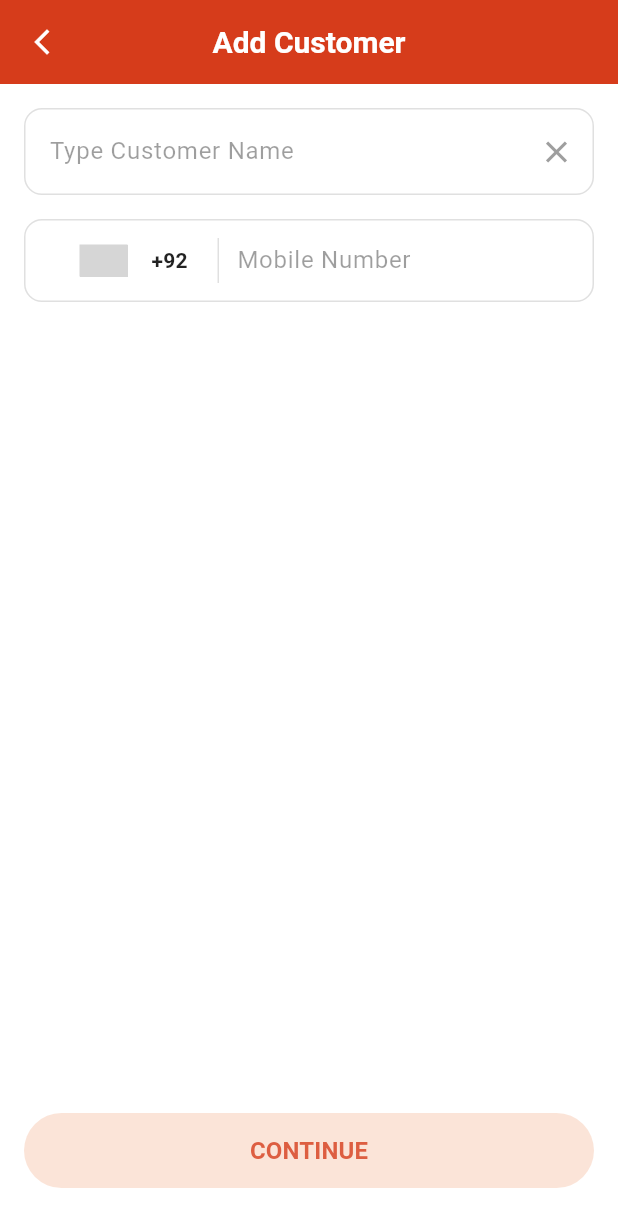
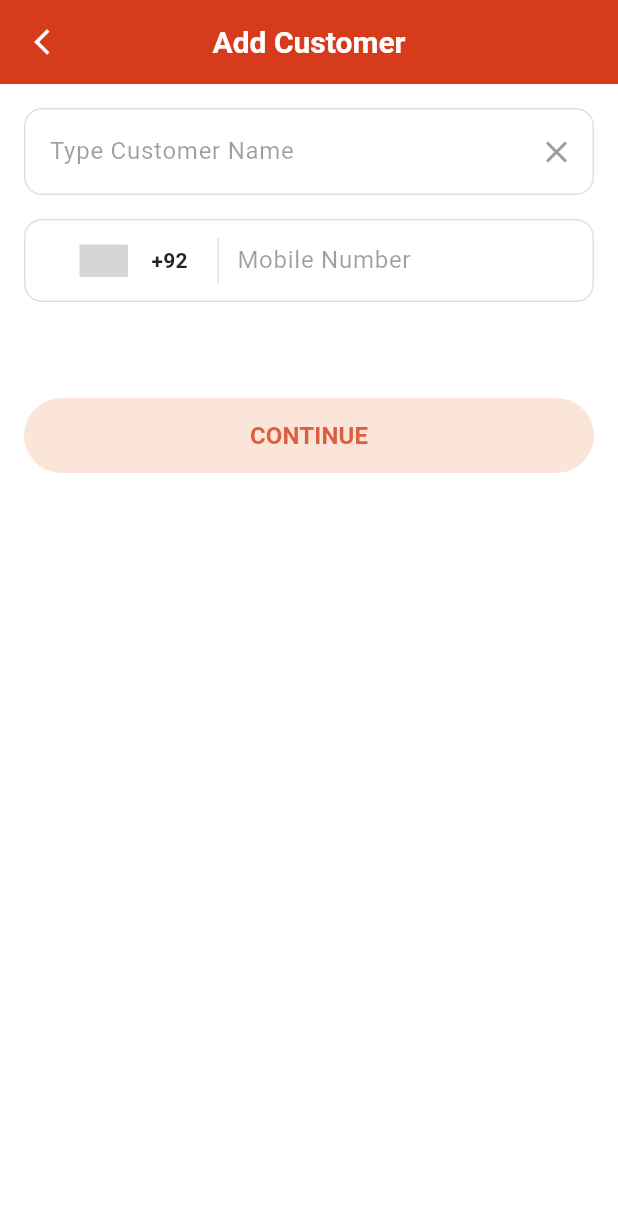
Before and after one commit to ayeshazafar-az/digikhata_clone, a Flutter app: the AddPartyScreen screen opened by its route, on a phone screen of 412 x 824 dp. Shown: the top 1227 px of the screen. Run offline on Flutter 3.47's test engine with Material 3 defaults, Android fonts, the phone set to English and light mode, and no system bars; drawn by our look-alikes of country_code_picker; our stand-ins replace firebase_core, firebase_messaging, fl_chart, flutter_contacts, flutter_riverpod, flutter_tts and 14 more; missing offline and left inert: excel; accounts and stored records are empty; generated files the repository leaves out were written again; grey boxes are pictures that could not be loaded.

```diff
--- a/lib/features/customers/presentation/screens/add_party_screen.dart
+++ b/lib/features/customers/presentation/screens/add_party_screen.dart
@@ -99,10 +99,7 @@ class _AddPartyScreenState extends ConsumerState<AddPartyScreen> {
           ? const Center(child: CircularProgressIndicator(color: dOrange))
           : Padding(
               padding: const EdgeInsets.all(16.0),
-              child: CustomScrollView(
-                slivers: [
-                  SliverFillRemaining(
-                    hasScrollBody: false,
+              child: SingleChildScrollView(
                 child: Column(
                   children: [
                     // Name Field
@@ -122,8 +119,7 @@ class _AddPartyScreenState extends ConsumerState<AddPartyScreen> {
                           contentPadding: const EdgeInsets.symmetric(
                               horizontal: 16, vertical: 16),
                           suffixIcon: IconButton(
-                                icon:
-                                    const Icon(Icons.close, color: Colors.grey),
+                            icon: const Icon(Icons.close, color: Colors.grey),
                             onPressed: () => _nameController.clear(),
                           ),
                         ),
@@ -143,8 +139,7 @@ class _AddPartyScreenState extends ConsumerState<AddPartyScreen> {
                           CountryCodePicker(
                             onChanged: (val) {
                               setState(() {
-                                    _selectedCountryCode =
-                                        val.dialCode ?? '+92';
+                                _selectedCountryCode = val.dialCode ?? '+92';
                               });
                             },
                             initialSelection: 'PK',
@@ -177,7 +172,7 @@ class _AddPartyScreenState extends ConsumerState<AddPartyScreen> {
                       ),
                     ),
 
-                        const Spacer(),
+                    const SizedBox(height: 64),
 
                     // Continue Button (like SS 4)
                     SizedBox(
@@ -205,8 +200,6 @@ class _AddPartyScreenState extends ConsumerState<AddPartyScreen> {
                   ],
                 ),
               ),
-                ],
-              ),
             ),
     );
   }
```
Also changed, not shown: lib/features/customers/presentation/screens/all_transactions_screen.dart (+6 -1 lines), lib/features/digicash/presentation/screens/digicash_pin_screen.dart (+5 -3 lines). Lines whose indentation alone changed are shown as unchanged.
